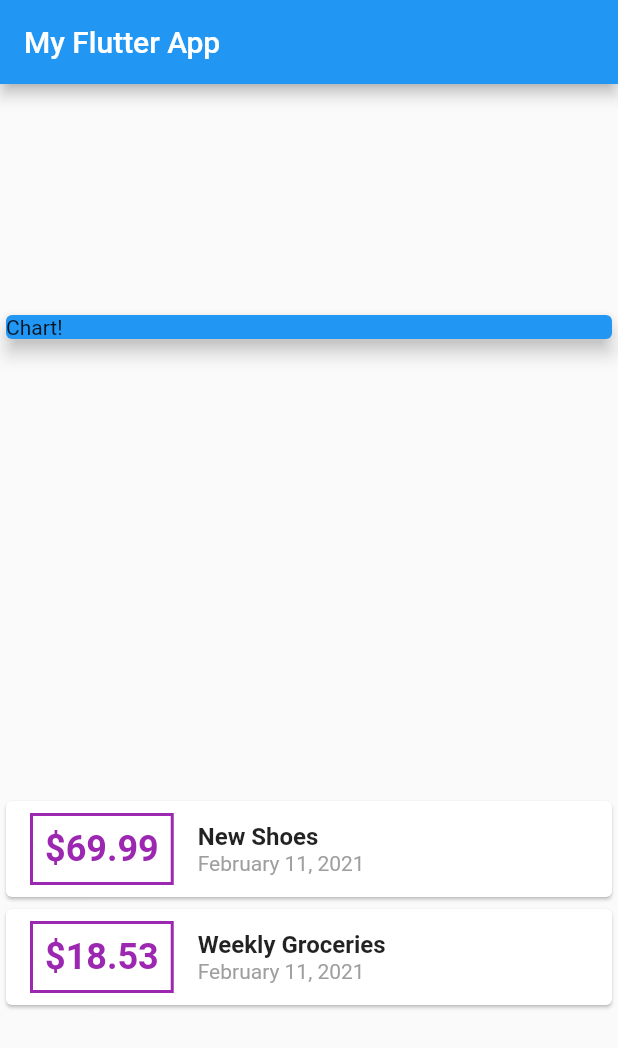
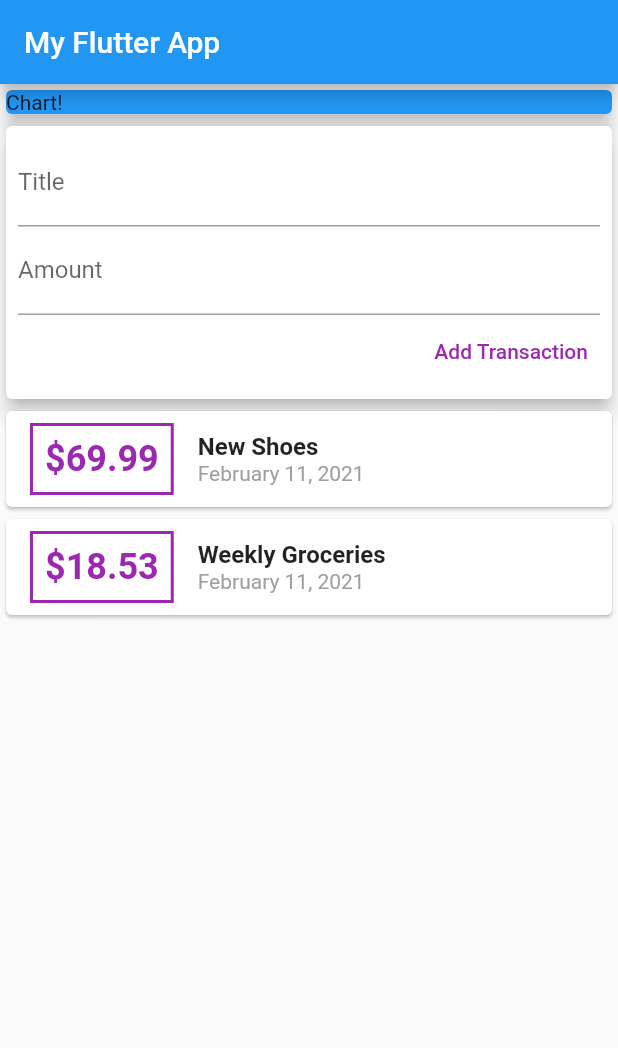
Before and after one commit to ajvelo/My-Expenses, a Flutter app: the screen it shows after launch, on a phone screen of 412 x 824 dp. Shown: the top 1048 px of the screen. Run offline on Flutter 3.47's test engine with Material 2 defaults, Android fonts, the phone set to English and light mode, and no system bars.

Commit message:
Add transaction button

```diff
--- a/app/lib/main.dart
+++ b/app/lib/main.dart
@@ -37,7 +37,6 @@ class MyHomePage extends StatelessWidget {
         title: Text('My Flutter App'),
       ),
       body: Column(
-          mainAxisAlignment: MainAxisAlignment.spaceAround,
           crossAxisAlignment: CrossAxisAlignment.stretch,
           children: <Widget>[
             Container(
@@ -46,6 +45,30 @@ class MyHomePage extends StatelessWidget {
                 color: Colors.blue,
                 child: Text('Chart!'),
                 elevation: 5.0,
+              ),
+            ),
+            Card(
+              elevation: 5.0,
+              child: Container(
+                padding: EdgeInsets.all(8.0),
+                child: Column(
+                  crossAxisAlignment: CrossAxisAlignment.end,
+                  children: <Widget>[
+                    TextField(
+                      decoration: InputDecoration(labelText: "Title"),
+                    ),
+                    TextField(
+                      decoration: InputDecoration(labelText: "Amount"),
+                    ),
+                    TextButton(
+                      onPressed: () {
+                        print("Done!");
+                      },
+                      child: Text('Add Transaction'),
+                      style: TextButton.styleFrom(primary: Colors.purple),
+                    )
+                  ],
+                ),
               ),
             ),
             Column(
```
